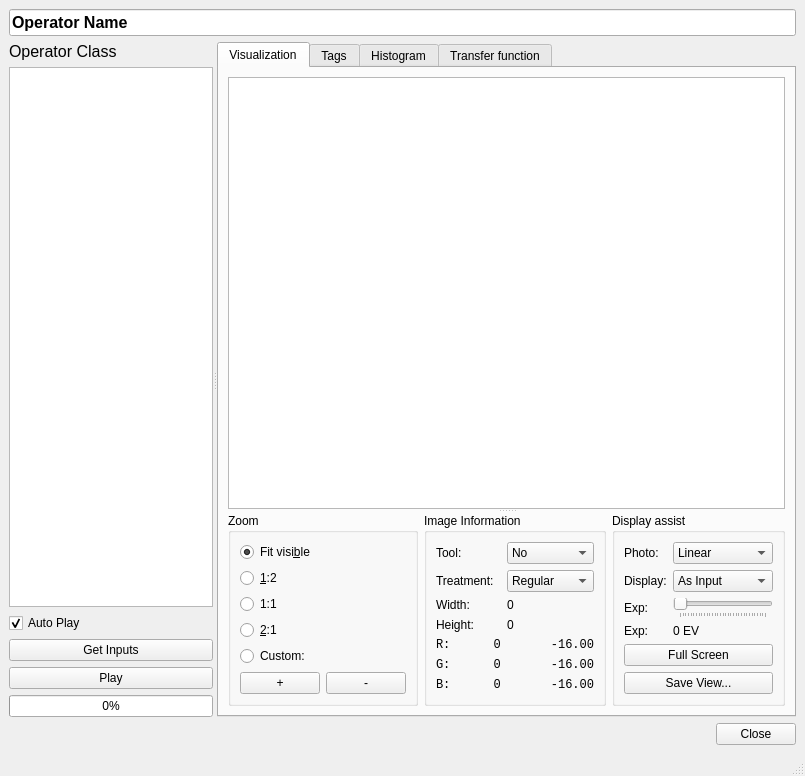
Above: ui/visualization.ui from ploki/darkflow before the change. Below: the same form after it.
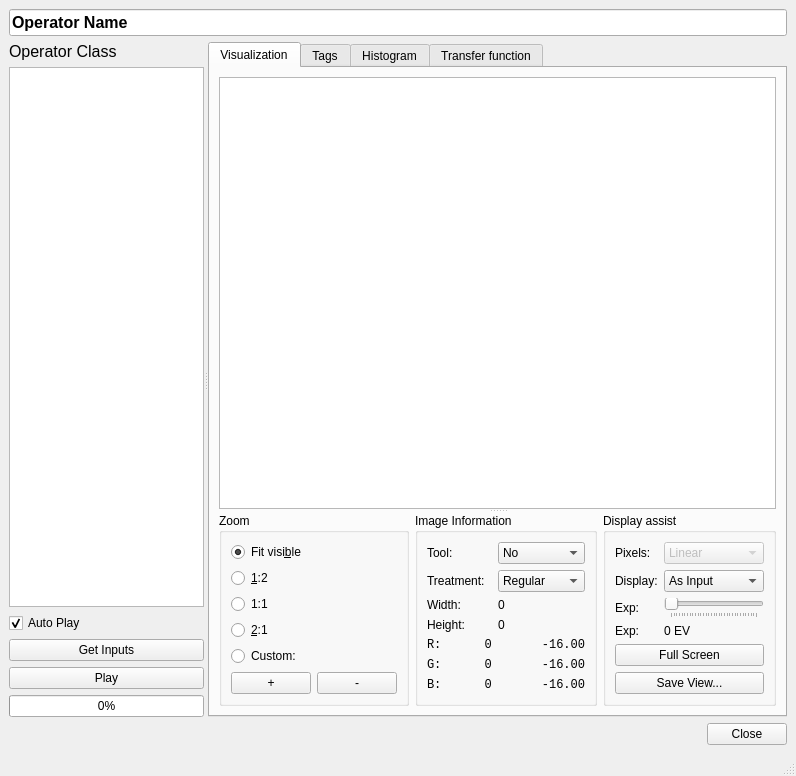
That is the form after the change.

Diff of the .ui file:
```diff
--- a/ui/visualization.ui
+++ b/ui/visualization.ui
@@ -6,7 +6,7 @@
    <rect>
     <x>0</x>
     <y>0</y>
-    <width>805</width>
+    <width>796</width>
     <height>776</height>
    </rect>
   </property>
@@ -541,12 +541,18 @@
                    <item row="0" column="0">
                     <widget class="QLabel" name="label_input">
                      <property name="text">
-                      <string>Photo:</string>
+                      <string>Pixels:</string>
                      </property>
                     </widget>
                    </item>
                    <item row="0" column="1">
                     <widget class="QComboBox" name="combo_input">
+                     <property name="enabled">
+                      <bool>false</bool>
+                     </property>
+                     <property name="editable">
+                      <bool>false</bool>
+                     </property>
                      <item>
                       <property name="text">
                        <string>Linear</string>
```
